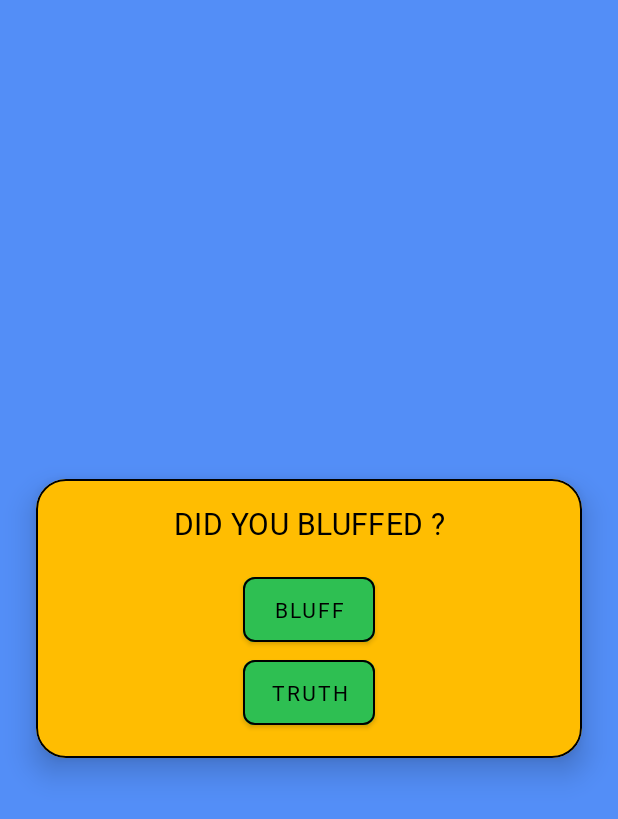
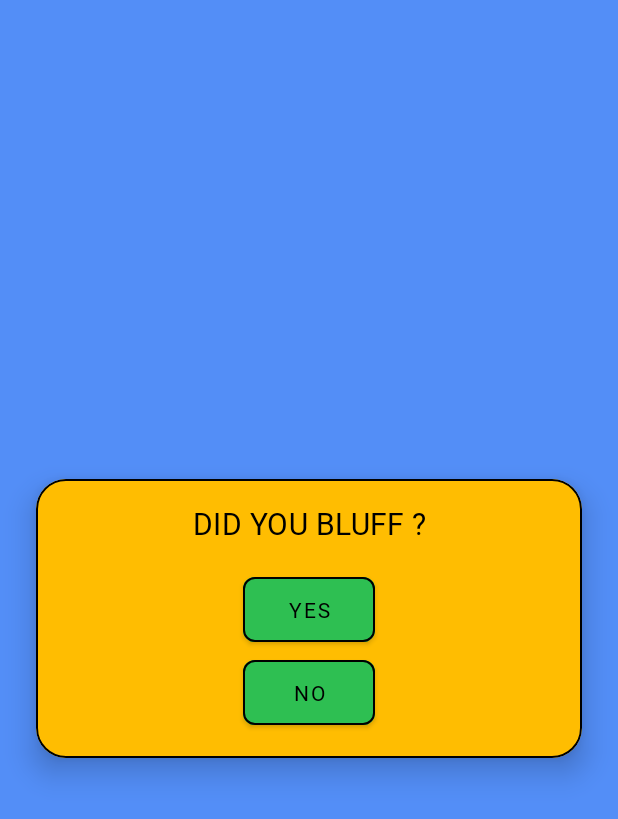
Before and after one commit to ArjunJadeja/Bluffer, an Android app: the ResultFragment screen opened through its navigation route, on a phone screen of 412 x 824 dp. Shown: the top 819 px of the screen. Run offline under Robolectric (Android 15) with nearby library versions, the phone set to English and light mode, and no system bars.

Commit message:
Result Logic Implemented

```diff
--- a/app/src/main/java/com/arjun/bluffer/view/PlayFragment.kt
+++ b/app/src/main/java/com/arjun/bluffer/view/PlayFragment.kt
@@ -73,7 +73,7 @@ class PlayFragment : Fragment(R.layout.fragment_play) {
         binding.cancelButton.setOnClickListener {
             binding.playButton.visibility = View.VISIBLE
             binding.helpButton.visibility = View.VISIBLE
-            binding.exitCardView.visibility = View.GONE
+            binding.exitCard.visibility = View.GONE
         }
         binding.exitConfirmButton.setOnClickListener {
             exitProcess(0)
@@ -93,7 +93,7 @@ class PlayFragment : Fragment(R.layout.fragment_play) {
                     } else {
                         binding.playButton.visibility = View.GONE
                         binding.helpButton.visibility = View.GONE
-                        binding.exitCardView.visibility = View.VISIBLE
+                        binding.exitCard.visibility = View.VISIBLE
                     }
                 }
             })
--- a/app/src/main/java/com/arjun/bluffer/viewmodel/SharedViewModel.kt
+++ b/app/src/main/java/com/arjun/bluffer/viewmodel/SharedViewModel.kt
@@ -27,6 +27,7 @@ class SharedViewModel : ViewModel() {
         }
     }
 
+    //    Player Names
     private var _playerOne = MutableLiveData("")
     val playerOne: LiveData<String> = _playerOne
 
@@ -38,4 +39,16 @@ class SharedViewModel : ViewModel() {
         _playerTwo.value = playerTwoName
     }
 
+    //    Explainer and Guesser
+    private var _explainer = MutableLiveData("")
+    val explainer: LiveData<String> = _explainer
+
+    private var _guesser = MutableLiveData("")
+    val guesser: LiveData<String> = _guesser
+
+    fun playersRole(explainer: String, guesser: String) {
+        _explainer.value = explainer
+        _guesser.value = guesser
+    }
+
 }
--- a/app/src/main/res/layout/fragment_play.xml
+++ b/app/src/main/res/layout/fragment_play.xml
@@ -70,7 +70,6 @@
                 android:layout_height="wrap_content"
                 android:layout_marginLeft="@dimen/margin_medium"
                 android:layout_marginRight="@dimen/margin_medium"
-                android:backgroundTint="@color/gray"
                 android:hint="@string/player_1">
 
                 <com.google.android.material.textfield.TextInputEditText
@@ -86,7 +85,6 @@
                 android:layout_width="match_parent"
                 android:layout_height="wrap_content"
                 android:layout_margin="@dimen/margin_medium"
-                android:backgroundTint="@color/gray"
                 android:hint="@string/player_2">
 
                 <com.google.android.material.textfield.TextInputEditText
@@ -188,7 +186,7 @@
 
     <!--        Exit Game CardView-->
     <com.google.android.material.card.MaterialCardView
-        android:id="@+id/exit_card_view"
+        android:id="@+id/exit_card"
         style="@style/card_style"
         android:layout_width="match_parent"
         android:layout_height="wrap_content"
--- a/app/src/main/res/layout/fragment_result.xml
+++ b/app/src/main/res/layout/fragment_result.xml
@@ -6,7 +6,7 @@
     android:layout_height="match_parent"
     tools:context=".view.ResultFragment">
 
-    <!--    Player 1 Remarks-->
+    <!--    Explainer Remarks-->
     <com.google.android.material.card.MaterialCardView
         android:id="@+id/explainer_card_view"
         style="@style/card_style"
@@ -43,7 +43,7 @@
                 android:layout_height="wrap_content"
                 android:layout_gravity="center"
                 android:backgroundTint="@color/green"
-                android:text="@string/bluff" />
+                android:text="@string/yes" />
 
             <com.google.android.material.button.MaterialButton
                 android:id="@+id/explainer_truth_button"
@@ -53,13 +53,13 @@
                 android:layout_gravity="center"
                 android:layout_marginBottom="@dimen/margin_medium"
                 android:backgroundTint="@color/green"
-                android:text="@string/truth" />
+                android:text="@string/no" />
 
         </LinearLayout>
 
     </com.google.android.material.card.MaterialCardView>
 
-    <!--    Player 2 remarks-->
+    <!--    Guesser remarks-->
     <com.google.android.material.card.MaterialCardView
         android:id="@+id/guesser_card_view"
         style="@style/card_style"
@@ -81,12 +81,12 @@
             android:orientation="vertical">
 
             <TextView
+                android:id="@+id/guesser_question"
                 android:layout_width="match_parent"
                 android:layout_height="wrap_content"
                 android:layout_gravity="center"
                 android:layout_margin="@dimen/margin_medium"
                 android:gravity="center"
-                android:text="@string/check_result_2"
                 android:textAppearance="?attr/textAppearanceHeadline6"
                 android:textColor="@color/black" />
 
@@ -196,7 +196,7 @@
 
     <!--    Exit Game CardView-->
     <com.google.android.material.card.MaterialCardView
-        android:id="@+id/exit_card_view"
+        android:id="@+id/exit_card"
         style="@style/card_style"
         android:layout_width="match_parent"
         android:layout_height="wrap_content"
--- a/app/src/main/res/values/strings.xml
+++ b/app/src/main/res/values/strings.xml
@@ -16,13 +16,14 @@
     <string name="image">Image</string>
     <string name="resume_text">Resume Game ?</string>
     <string name="truth">TRUTH</string>
-    <string name="bluff">BLUFF</string>
-    <string name="check_result_1">DID YOU BLUFFED ?</string>
-    <string name="check_result_2">WHAT DID OTHER PLAYER SAY ?</string>
+    <string name="bluff">BLUFFED</string>
+    <string name="check_result_1">DID YOU BLUFF ?</string>
+    <string name="check_result_2">WHAT DID THE OTHER PLAYER SAY ?</string>
     <string name="replay">Replay</string>
     <string name="new_game">New Game</string>
     <string name="exit">EXIT</string>
     <string name="ask_to_exit">DO YOU WANT TO EXIT GAME ?</string>
     <string name="yes">Yes</string>
+    <string name="no">NO</string>
     <string name="cancel">Cancel</string>
 </resources>
```
Also changed, not shown: app/src/main/java/com/arjun/bluffer/view/GameFragment.kt (+7 -2 lines), app/src/main/java/com/arjun/bluffer/view/ResultFragment.kt (+56 -24 lines), app/src/main/java/com/arjun/bluffer/viewmodel/ResultViewModel.kt (+5 -10 lines).
